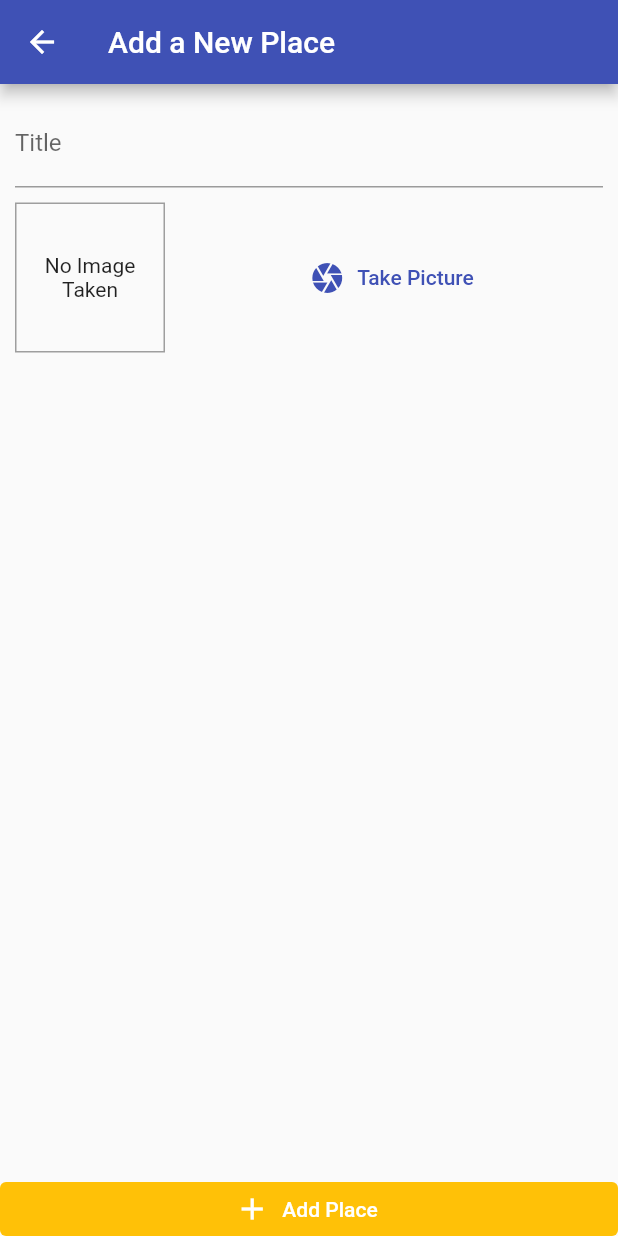
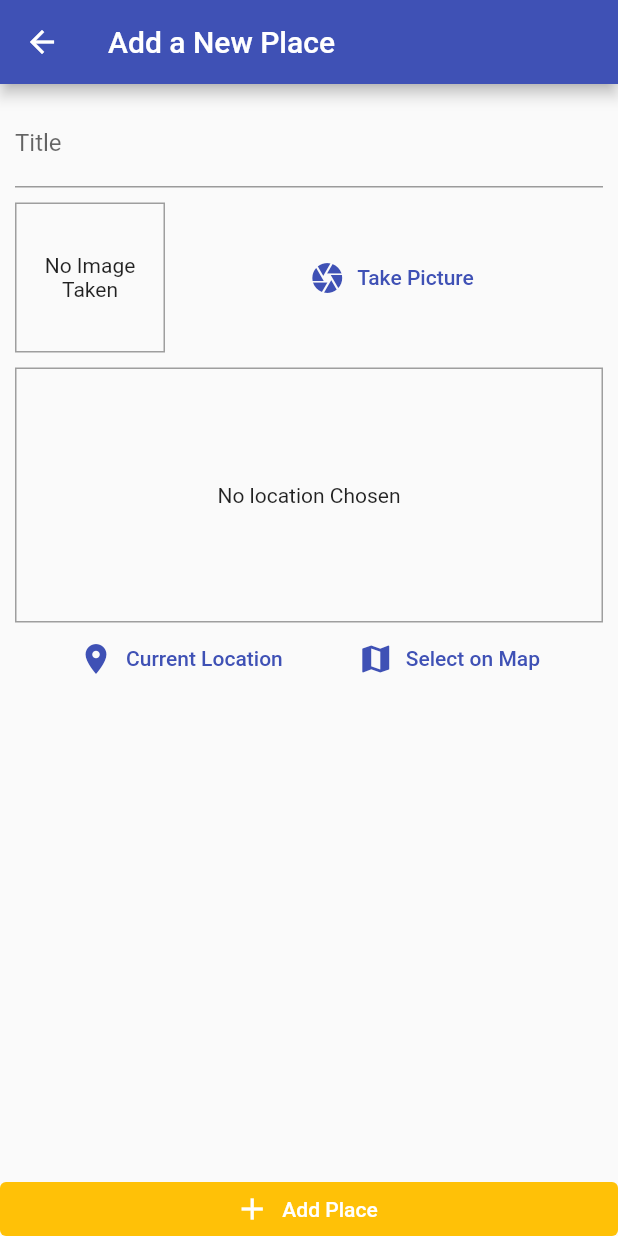
Before and after one commit to khoir-roni/great_-laces_app, a Flutter app: the AddPlaceScreen screen opened by its route, on a phone screen of 412 x 824 dp. Run offline on Flutter 3.47's test engine with Material 2 defaults, Android fonts, the phone set to English and light mode, and no system bars; our stand-ins replace image_picker, sqflite; accounts and stored records are empty.

Commit message:
add location widget ui

```diff
--- a/lib/screens/add_place_screen.dart
+++ b/lib/screens/add_place_screen.dart
@@ -4,6 +4,7 @@ import 'package:flutter/material.dart';
 import 'package:provider/provider.dart';
 import '../widgets/image_input.dart';
 import '../providers/great_places.dart';
+import '../widgets/location_input.dart';
 
 class AddPlaceScreen extends StatefulWidget {
   AddPlaceScreen({Key key}) : super(key: key);
@@ -59,6 +60,10 @@ class _AddPlaceScreenState extends State<AddPlaceScreen> {
                     height: 10,
                   ),
                   ImageInput(onSelectImage: _selectImage),
+                  SizedBox(
+                    height: 10,
+                  ),
+                  LocationInput()
                 ],
               ),
             ),
--- /dev/null
+++ b/lib/widgets/location_input.dart
@@ -0,0 +1,60 @@
+import 'package:flutter/material.dart';
+
+class LocationInput extends StatefulWidget {
+  LocationInput({Key key}) : super(key: key);
+
+  @override
+  State<LocationInput> createState() => _LocationInputState();
+}
+
+class _LocationInputState extends State<LocationInput> {
+  String _previewImageUrl; // store url link for pointing the view of map
+  @override
+  Widget build(BuildContext context) {
+    return Column(
+      children: [
+        Container(
+          height: 170,
+          width: double.infinity,
+          alignment: Alignment.center,
+          decoration: BoxDecoration(
+              border: Border.all(
+            color: Colors.grey,
+            width: 1,
+          )),
+          child: _previewImageUrl == null
+              ? const Text(
+                  'No location Chosen',
+                  textAlign: TextAlign.center,
+                )
+              : Image.network(
+                  _previewImageUrl,
+                  fit: BoxFit.cover,
+                  width: double.infinity,
+                ),
+        ),
+        Row(
+          mainAxisAlignment: MainAxisAlignment.spaceEvenly,
+          children: [
+            TextButton.icon(
+              onPressed: () {},
+              icon: const Icon(Icons.location_on),
+              label: const Text('Current Location'),
+              style: TextButton.styleFrom(
+                primary: Theme.of(context).colorScheme.primary,
+              ),
+            ),
+            TextButton.icon(
+              onPressed: () {},
+              icon: const Icon(Icons.map),
+              label: const Text('Select on Map'),
+              style: TextButton.styleFrom(
+                primary: Theme.of(context).colorScheme.primary,
+              ),
+            ),
+          ],
+        )
+      ],
+    );
+  }
+}
--- a/pubspec.yaml
+++ b/pubspec.yaml
@@ -32,6 +32,7 @@ dependencies:
     sdk: flutter
   image_picker: ^0.8.5+3
   json_patch: ^3.0.0
+  location: ^4.4.0
   path: ^1.8.1
   path_provider: ^2.0.11
   provider: ^6.0.3
```
Also changed, not shown: pubspec.lock, 1 other file.
